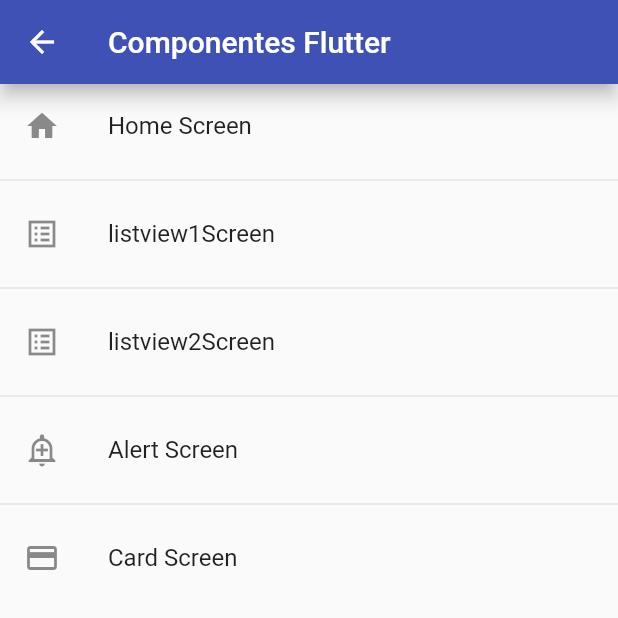
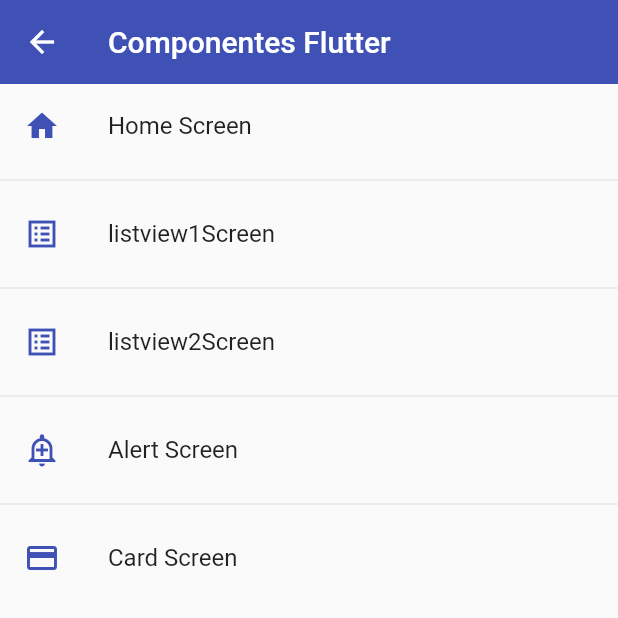
Before and after one commit to EdgarLS7/fltproject, a Flutter app: the screen it shows after launch, on a phone screen of 412 x 824 dp, the top half of it. Run offline on Flutter 3.47's test engine with Material 2 defaults, Android fonts, the phone set to English and light mode, and no system bars.

Commit message:
Tema global de la aplicacion

```diff
--- a/lib/main.dart
+++ b/lib/main.dart
@@ -1,4 +1,5 @@
 import 'package:flt_project/router/app_routes.dart';
+import 'package:flt_project/theme/app_theme.dart';
 import 'package:flutter/material.dart';
 
 void main() => runApp(const MyApp());
@@ -13,7 +14,8 @@
       title: 'Material App',
       initialRoute: AppRoutes.initialRoute,
       routes: AppRoutes.getAppRoutes(),
-      onGenerateRoute: AppRoutes.onGenerateRoute
+      onGenerateRoute: AppRoutes.onGenerateRoute,
+      theme: AppTheme.lightTheme
     );
   }
 }
--- a/lib/screens/home_screen.dart
+++ b/lib/screens/home_screen.dart
@@ -1,4 +1,5 @@
 import 'package:flt_project/router/app_routes.dart';
+import 'package:flt_project/theme/app_theme.dart';
 import 'package:flutter/material.dart';
 
 class HomeScreen extends StatelessWidget {
@@ -13,12 +14,10 @@
     return Scaffold(
       appBar: AppBar(
         title: const Text('Componentes Flutter'),
-        elevation: 5,
-        backgroundColor: Colors.indigo,
       ),
       body: ListView.separated(
         itemBuilder: ( context , index ) => ListTile(
-          leading:  Icon(menuOptions[index].icon),
+          leading:  Icon(menuOptions[index].icon, color: AppTheme.primary),
           title:  Text(menuOptions[index].name),
           onTap: () {
             // final route = MaterialPageRoute(
--- a/lib/screens/listview2_screen.dart
+++ b/lib/screens/listview2_screen.dart
@@ -11,13 +11,11 @@
     return Scaffold(
       appBar: AppBar(
         title: const Text('Listview Tipo 2'),
-        elevation: 5,
-        backgroundColor: Colors.indigo,
       ),
       body: ListView.separated(
         itemBuilder     : (context, index) => ListTile(
           title: Text(opciones[index]),
-          trailing: const Icon(Icons.arrow_forward_ios_outlined, color: Colors.indigo),
+          trailing: const Icon(Icons.arrow_forward_ios_outlined),
           onTap: () {
 
           },
--- /dev/null
+++ b/lib/theme/app_theme.dart
@@ -0,0 +1,34 @@
+
+import 'package:flutter/material.dart';
+
+class AppTheme {
+
+  static const Color primary = Colors.indigo;
+
+  static final ThemeData lightTheme = ThemeData.light().copyWith(
+    //Color primario
+    primaryColor: primary,
+
+    //Appbar Theme
+    appBarTheme: const AppBarTheme(
+      color: primary,
+      elevation: 0,
+    ),
+
+  );
+
+  static final ThemeData darkTheme = ThemeData.dark().copyWith(
+    //Color primario
+    primaryColor: primary,
+
+    //Appbar Theme
+    appBarTheme: const AppBarTheme(
+      color: primary,
+      elevation: 0,
+    ),
+
+    scaffoldBackgroundColor: Colors.black
+  );
+
+
+}
```
